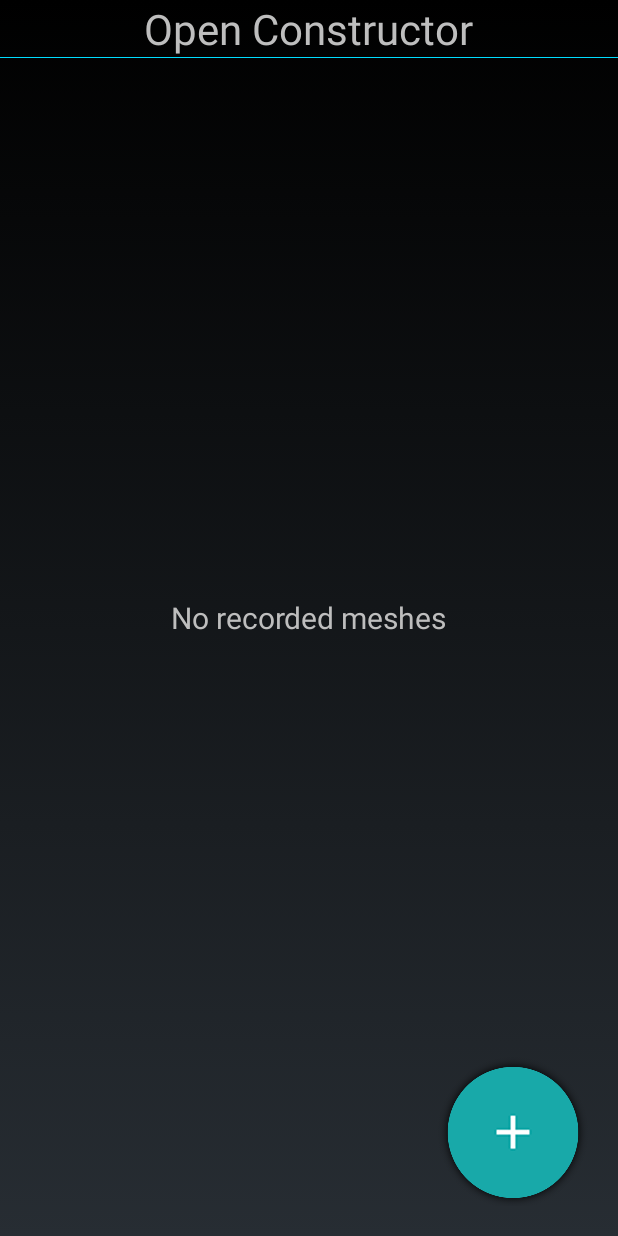
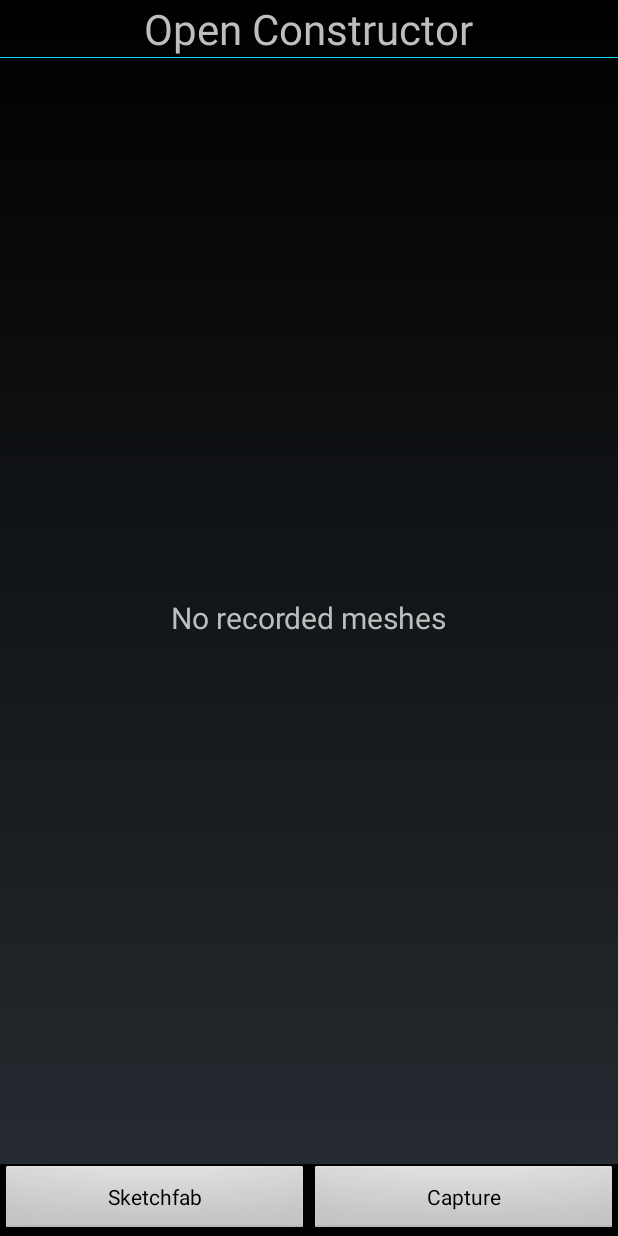
Before and after one commit to noxo/tango, an Android app: the screen it shows after launch (FileActivity), on a phone screen of 412 x 824 dp. Run offline under Robolectric (Android 15) with nearby library versions, the light colour scheme and no system bars.

Commit message:
Main menu bottom actions

```diff
--- a/open_constructor/app/src/main/java/com/lvonasek/openconstructor/AbstractActivity.java
+++ b/open_constructor/app/src/main/java/com/lvonasek/openconstructor/AbstractActivity.java
@@ -26,6 +26,8 @@ public abstract class AbstractActivity extends Activity
   }
 
   public Uri filename2Uri(String filename) {
+    if(filename == null)
+      return null;
     return Uri.fromFile(new File(getPath(), filename));
   }
 
--- a/open_constructor/app/src/main/java/com/lvonasek/openconstructor/FileActivity.java
+++ b/open_constructor/app/src/main/java/com/lvonasek/openconstructor/FileActivity.java
@@ -5,7 +5,7 @@ import android.content.Intent;
 import android.content.pm.PackageManager;
 import android.os.Bundle;
 import android.view.View;
-import android.widget.ImageButton;
+import android.widget.LinearLayout;
 import android.widget.ListView;
 import android.widget.ProgressBar;
 import android.widget.TextView;
@@ -13,13 +13,12 @@ import android.widget.TextView;
 import java.io.File;
 import java.util.Arrays;
 
-public class FileActivity extends AbstractActivity
-{
-  FileAdapter mAdapter;
-  ImageButton mButton;
-  ListView mList;
-  ProgressBar mProgress;
-  TextView mText;
+public class FileActivity extends AbstractActivity implements View.OnClickListener {
+  private FileAdapter mAdapter;
+  private ListView mList;
+  private LinearLayout mLayout;
+  private ProgressBar mProgress;
+  private TextView mText;
 
   @Override
   protected void onCreate(Bundle savedInstanceState)
@@ -27,26 +26,19 @@ public class FileActivity extends AbstractActivity
     super.onCreate(savedInstanceState);
     setContentView(R.layout.activity_files);
 
+    mLayout = (LinearLayout) findViewById(R.id.layout_menu_action);
     mList = (ListView) findViewById(R.id.list);
     mText = (TextView) findViewById(R.id.no_data);
     mProgress = (ProgressBar) findViewById(R.id.progressBar);
-    mButton = (ImageButton) findViewById(R.id.add_button);
-    mButton.setOnClickListener(new View.OnClickListener()
-    {
-      @Override
-      public void onClick(View view)
-      {
-        showProgress();
-        startActivity(new Intent(FileActivity.this, OpenConstructorActivity.class));
-      }
-    });
+    findViewById(R.id.add_button).setOnClickListener(this);
+    findViewById(R.id.sketchfab).setOnClickListener(this);
   }
 
   @Override
   protected void onResume()
   {
     super.onResume();
-    mButton.setVisibility(View.VISIBLE);
+    mLayout.setVisibility(View.VISIBLE);
     mProgress.setVisibility(View.GONE);
     setupPermission(Manifest.permission.WRITE_EXTERNAL_STORAGE, REQUEST_CODE_PERMISSION_WRITE_STORAGE);
   }
@@ -62,13 +54,13 @@ public class FileActivity extends AbstractActivity
         mAdapter.addItem(s);
     mText.setVisibility(mAdapter.getCount() == 0 ? View.VISIBLE : View.GONE);
     mList.setAdapter(mAdapter);
-    mButton.setVisibility(View.VISIBLE);
+    mLayout.setVisibility(View.VISIBLE);
     mProgress.setVisibility(View.GONE);
   }
 
   public void showProgress()
   {
-    mButton.setVisibility(View.GONE);
+    mLayout.setVisibility(View.GONE);
     mProgress.setVisibility(View.VISIBLE);
   }
 
@@ -95,4 +87,19 @@ public class FileActivity extends AbstractActivity
       }
     }
   }
+
+  @Override
+  public void onClick(View v)
+  {
+    switch (v.getId()) {
+      case R.id.add_button:
+        showProgress();
+        startActivity(new Intent(this, OpenConstructorActivity.class));
+        break;
+      case R.id.sketchfab:
+        showProgress();
+        startActivity(new Intent(this, SketchfabActivity.class));
+        break;
+    }
+  }
 }
--- a/open_constructor/app/src/main/res/layout/activity_files.xml
+++ b/open_constructor/app/src/main/res/layout/activity_files.xml
@@ -25,7 +25,6 @@
         android:layout_centerVertical="true"/>
 
     <View
-        android:text="TextView"
         android:layout_width="match_parent"
         android:layout_height="1px"
         android:layout_below="@id/title"
@@ -46,13 +45,29 @@
         android:id="@+id/progressBar"
         android:visibility="gone" />
 
-    <ImageButton
-        android:id="@+id/add_button"
-        android:layout_width="100dp"
-        android:layout_height="100dp"
-        android:layout_margin="20dp"
+    <LinearLayout
+        android:id="@+id/layout_menu_action"
+        android:orientation="horizontal"
+        android:layout_width="match_parent"
+        android:layout_height="wrap_content"
         android:layout_alignParentBottom="true"
-        android:layout_alignParentRight="true"
-        android:background="@drawable/ic_new"/>
+        android:layout_centerHorizontal="true"
+        android:background="@android:color/background_dark">
+
+        <Button
+            android:text="@string/sketchfab"
+            android:layout_width="0dp"
+            android:layout_height="match_parent"
+            android:layout_weight="1"
+            android:id="@+id/sketchfab" />
+
+        <Button
+            android:text="@string/capture"
+            android:layout_width="0dp"
+            android:layout_height="match_parent"
+            android:layout_weight="1"
+            android:id="@+id/add_button" />
+
+    </LinearLayout>
 
 </RelativeLayout>
--- a/open_constructor/app/src/main/res/values/strings.xml
+++ b/open_constructor/app/src/main/res/values/strings.xml
@@ -20,6 +20,8 @@
     <string name="resume">Resume</string>
     <string name="clear">Clear</string>
     <string name="save">Save</string>
+    <string name="sketchfab">Sketchfab</string>
+    <string name="capture">Capture</string>
     <string name="filtered">filtered</string>
     <string name="enter_filename">Enter file name</string>
     <string name="view">Saved. Do you want to view 3D model?</string>
```
Also changed, not shown: open_constructor/app/src/main/java/com/lvonasek/openconstructor/SketchfabActivity.java (+11 -4 lines), open_constructor/app/src/main/res/drawable/ic_new.png (deleted).
